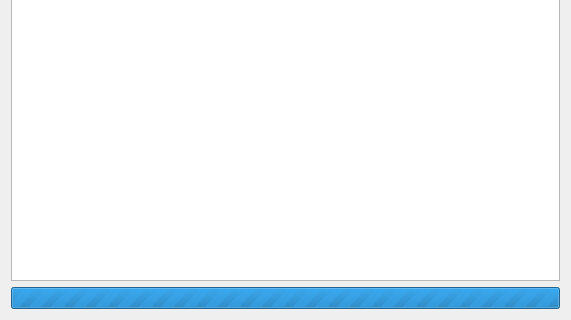
KDE/bluedevil, file src/actionplugins/sendfile/helper/discover.ui: the form before one commit; both pictures show x 0 to 571 and y 205 to 525 of the 571 by 525 pixel window.
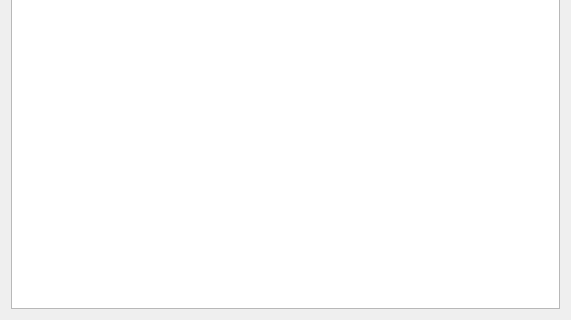
The form after the commit.

Diff of the .ui file:
```diff
--- a/src/actionplugins/sendfile/helper/discover.ui
+++ b/src/actionplugins/sendfile/helper/discover.ui
@@ -27,21 +27,7 @@
       </widget>
      </item>
      <item>
-      <layout class="QHBoxLayout" name="horizontalLayout_2">
-       <item>
-        <widget class="QProgressBar" name="progressBar">
-         <property name="maximum">
-          <number>0</number>
-         </property>
-         <property name="value">
-          <number>0</number>
-         </property>
-         <property name="textVisible">
-          <bool>false</bool>
-         </property>
-        </widget>
-       </item>
-      </layout>
+      <layout class="QHBoxLayout" name="horizontalLayout_2"/>
      </item>
     </layout>
    </item>
```
